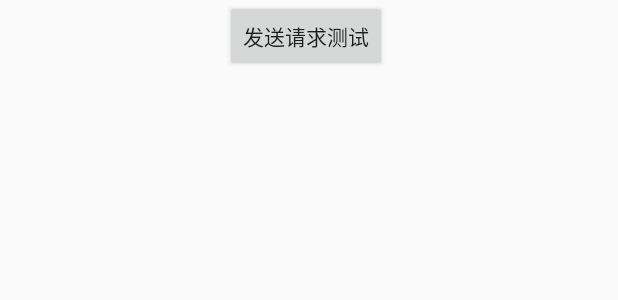
After one commit to MerryXmas/Android, an Android app: the layout activity_http_test.xml on its own in the app's theme, with its tools: preview values and no code run, on a phone screen of 412 x 824 dp. The commit adds this screen. Shown: the top 300 px of the screen. Run offline under Robolectric (Android 15) with nearby library versions, the phone set to English and light mode, and no system bars.

Commit message:
add HTTP WebView

```diff
--- /dev/null
+++ b/MyFirstApplication/app/src/main/res/layout/activity_http_test.xml
@@ -0,0 +1,30 @@
+<?xml version="1.0" encoding="utf-8"?>
+<LinearLayout xmlns:android="http://schemas.android.com/apk/res/android"
+    xmlns:app="http://schemas.android.com/apk/res-auto"
+    xmlns:tools="http://schemas.android.com/tools"
+    android:layout_width="match_parent"
+    android:layout_height="match_parent"
+    android:orientation="vertical"
+    tools:context=".HttpTestActivity">
+
+        <Button
+            android:id="@+id/send_btn"
+            android:layout_marginLeft="150dp"
+            android:layout_width="wrap_content"
+            android:layout_height="wrap_content"
+            android:text="发送请求测试"
+            />
+        <ScrollView
+            android:layout_width="match_parent"
+            android:layout_height="match_parent">
+
+            <!--响应数据-->
+            <TextView
+                android:id="@+id/response_data"
+                android:layout_width="match_parent"
+                android:layout_height="wrap_content"
+                />
+
+        </ScrollView>
+
+</LinearLayout>
--- a/MyFirstApplication/app/src/main/res/layout/activity_third.xml
+++ b/MyFirstApplication/app/src/main/res/layout/activity_third.xml
@@ -69,6 +69,4 @@
 
 
 
-
-
 </RelativeLayout>
```
Also changed, not shown: MyFirstApplication/app/src/main/AndroidManifest.xml (+10 -9 lines), MyFirstApplication/app/src/main/java/com/example/myfirstapplication/HttpTestActivity.java (added, +122 -0 lines), MyFirstApplication/app/src/main/java/com/example/myfirstapplication/WebViewActivity.java (added, +71 -0 lines), MyFirstApplication/app/src/main/res/layout/activity_web_view.xml (added, +9 -0 lines).
